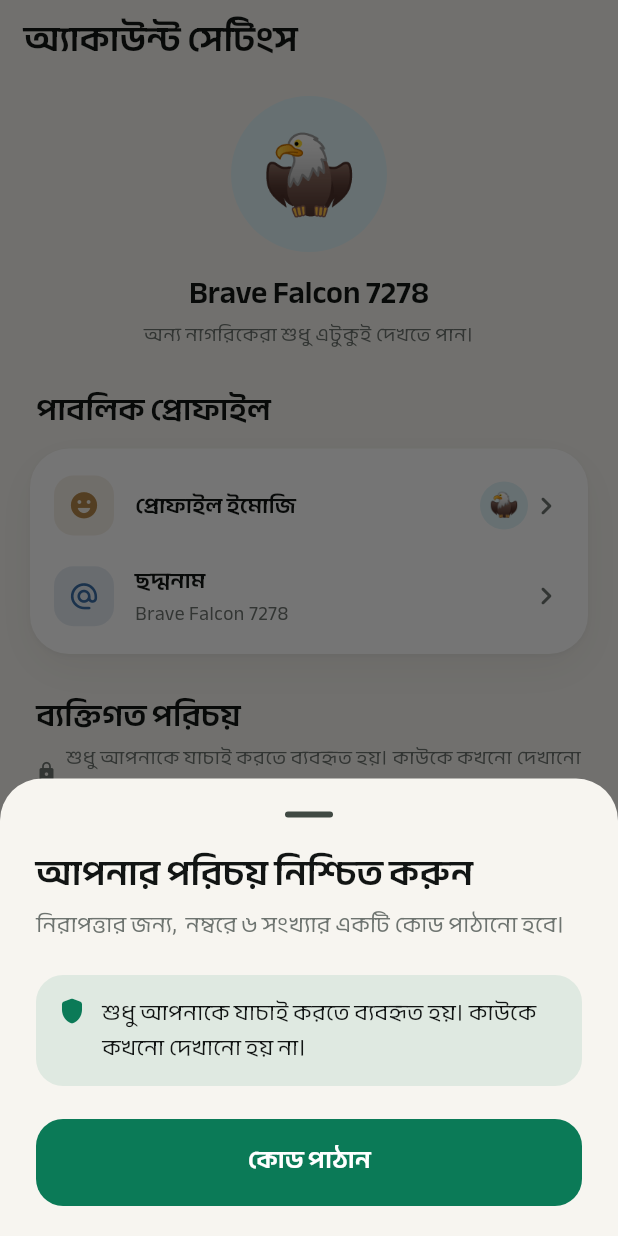
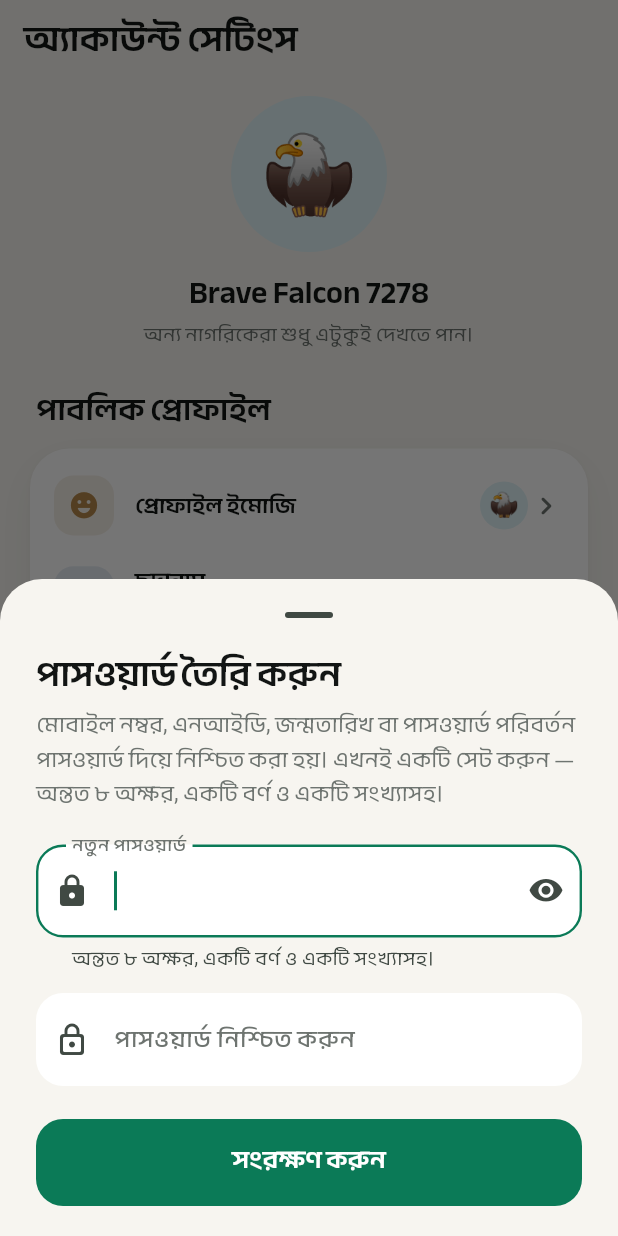
Before and after one commit to litu173/sajag, a Flutter app: the AccountScreen screen opened by its route, after a tap on "মোবাইল নম্বর", on a phone screen of 412 x 824 dp. Run offline on Flutter 3.47's test engine with Material 3 defaults, Android fonts, the phone set to English and light mode, and no system bars; our stand-ins replace cached_network_image, camera, flutter_image_compress, flutter_map, flutter_riverpod, flutter_svg and 8 more; accounts and stored records are empty.

Commit message:
App 1.6.3: confirm sensitive account changes with the password, no SMS code
- Changing mobile number, NID, date of birth or password (and deleting the
  account) asks for the current password; the SMS-code option is gone
- Accounts without a password are asked to create one at that moment, which
  counts as the confirmation
- Signing in no longer skips the check; instead, right after a fresh sign-in
  the password sheet offers "Forgot it? Set a new password"
- Repository: verifyPassword / createPassword / recentlySignedIn; the
  sendVerificationCode / verifyCode pair is removed

Co-Authored-By: Claude Opus 5.5 <noreply@anthropic.com>

```diff
--- a/app/lib/features/account/account_screen.dart
+++ b/app/lib/features/account/account_screen.dart
@@ -155,7 +155,9 @@ class _Body extends ConsumerWidget {
               tint: const Color(0xFF2A9D8F),
               title: account.hasPassword ? l.changePassword : l.setPassword,
               subtitle: account.hasPassword ? l.passwordIsSet : l.passwordNotSet,
-              onTap: () => guarded(PasswordSheet(hasPassword: account.hasPassword)),
+              onTap: () => account.hasPassword
+                  ? guarded(PasswordSheet(hasPassword: account.hasPassword))
+                  : showAccountSheet<void>(context, const CreatePasswordSheet()),
             ),
           ],
         ),
--- a/app/lib/features/account/account_sheets.dart
+++ b/app/lib/features/account/account_sheets.dart
@@ -671,17 +671,21 @@ class _IdentitySheetState extends ConsumerState<IdentitySheet> {
 }
 
 // ================================================================ confirm it's you
-/// Asks for proof the person is present before a sensitive change. Skipped when they verified in
-/// the last few minutes. Returns true once verified.
+/// Asks for the password before a sensitive change (no SMS). Accounts without a password create
+/// one first, which also counts. Skipped when verified in the last few minutes. True once verified.
 Future<bool> ensureVerified(BuildContext context, WidgetRef ref, AccountInfo account) async {
   if (ref.read(repositoryProvider).recentlyVerified) return true;
-  final ok = await showAccountSheet<bool>(context, VerifySheet(account: account));
-  return ok ?? false;
+  if (!account.hasPassword) return await showAccountSheet<bool>(context, const CreatePasswordSheet()) ?? false;
+  final result = await showAccountSheet<String>(context, const VerifySheet());
+  if (result == 'reset' && context.mounted) {
+    // Forgot the password just after signing in: set a new one, then try the change again.
+    await showAccountSheet<void>(context, const PasswordSheet(hasPassword: true));
+  }
+  return result == 'ok';
 }
 
 class VerifySheet extends ConsumerStatefulWidget {
-  const VerifySheet({required this.account, super.key});
-  final AccountInfo account;
+  const VerifySheet({super.key});
 
   @override
   ConsumerState<VerifySheet> createState() => _VerifySheetState();
@@ -689,9 +693,6 @@ class VerifySheet extends ConsumerStatefulWidget {
 
 class _VerifySheetState extends ConsumerState<VerifySheet> {
   final _password = TextEditingController();
-  final _code = TextEditingController();
-  late bool _usePassword = widget.account.hasPassword;
-  bool _codeSent = false;
   bool _obscure = true;
   bool _busy = false;
   String? _error;
@@ -699,17 +700,18 @@ class _VerifySheetState extends ConsumerState<VerifySheet> {
   @override
   void dispose() {
     _password.dispose();
-    _code.dispose();
     super.dispose();
   }
 
-  Future<void> _run(Future<void> Function() body) async {
+  Future<void> _submit() async {
+    if (_password.text.isEmpty || _busy) return;
     setState(() {
       _busy = true;
       _error = null;
     });
     try {
-      await body();
+      await ref.read(repositoryProvider).verifyPassword(_password.text);
+      if (mounted) Navigator.pop(context, 'ok');
     } catch (e) {
       if (mounted) setState(() => _error = errorMessage(context, e));
     } finally {
@@ -717,43 +719,20 @@ class _VerifySheetState extends ConsumerState<VerifySheet> {
     }
   }
 
-  Future<void> _submit() async {
-    final repo = ref.read(repositoryProvider);
-    if (_usePassword) {
-      if (_password.text.isEmpty) return;
-      await _run(() async {
-        await repo.verifyPassword(_password.text);
-        if (mounted) Navigator.pop(context, true);
-      });
-    } else if (!_codeSent) {
-      await _run(() async {
-        await repo.sendVerificationCode();
-        if (mounted) setState(() => _codeSent = true);
-      });
-    } else {
-      if (_code.text.length != 6) return;
-      await _run(() async {
-        await repo.verifyCode(_code.text);
-        if (mounted) Navigator.pop(context, true);
-      });
-    }
-  }
-
   @override
   Widget build(BuildContext context) {
     final l = context.l10n;
-    final phone = formatPhone(context, widget.account.phone);
     return _SheetFrame(
       title: l.verifyTitle,
-      subtitle: _usePassword ? l.verifyPasswordBody : (_codeSent ? l.codeSentTo(phone) : l.verifyCodeBody(phone)),
+      subtitle: l.verifyPasswordBody,
       action: FilledButton(
         key: const Key('verify-continue'),
         onPressed: _busy ? null : _submit,
-        child: BusyLabel(busy: _busy, label: !_usePassword && !_codeSent ? l.sendCode : l.verifyContinue),
+        child: BusyLabel(busy: _busy, label: l.verifyContinue),
       ),
       children: [
-        if (_usePassword)
         TextField(
+          key: const Key('verify-password'),
           controller: _password,
           autofocus: true,
           obscureText: _obscure,
@@ -764,38 +743,124 @@ class _VerifySheetState extends ConsumerState<VerifySheet> {
             labelText: l.currentPassword,
             prefixIcon: const Icon(Icons.lock_rounded),
             errorText: _error,
+            errorMaxLines: 2,
             suffixIcon: IconButton(
               tooltip: _obscure ? l.showPassword : l.hidePassword,
               onPressed: () => setState(() => _obscure = !_obscure),
               icon: Icon(_obscure ? Icons.visibility_rounded : Icons.visibility_off_rounded),
             ),
           ),
-          )
-        else if (_codeSent)
-          _CodeField(
-            controller: _code,
-            label: l.codeLabel,
-            error: _error,
-            onChanged: (v) => v.length == 6 ? _submit() : null,
-          )
-        else
-          _Note(
-            icon: Icons.shield_rounded,
-            text: _error ?? l.identityHint,
-            color: _error == null ? null : SajagColors.accent,
         ),
-        if (widget.account.hasPassword)
+        const SizedBox(height: 12),
+        if (ref.read(repositoryProvider).recentlySignedIn)
           Align(
             alignment: Alignment.centerLeft,
             child: TextButton.icon(
-              onPressed: _busy
-                  ? null
-                  : () => setState(() {
-                      _usePassword = !_usePassword;
-                      _error = null;
-                    }),
-              icon: Icon(_usePassword ? Icons.sms_rounded : Icons.password_rounded, size: 18),
-              label: Text(_usePassword ? l.useCodeInstead : l.usePasswordInstead),
+              key: const Key('reset-password'),
+              onPressed: () => Navigator.pop(context, 'reset'),
+              icon: const Icon(Icons.key_rounded, size: 18),
+              label: Text(l.setNewPassword),
+            ),
+          )
+        else
+          _Note(icon: Icons.help_outline_rounded, text: l.forgotPasswordHint),
+      ],
+    );
+  }
+}
+
+/// First password for an account that signs in with SMS codes only. Returns true when created.
+class CreatePasswordSheet extends ConsumerStatefulWidget {
+  const CreatePasswordSheet({super.key});
+
+  @override
+  ConsumerState<CreatePasswordSheet> createState() => _CreatePasswordSheetState();
+}
+
+class _CreatePasswordSheetState extends ConsumerState<CreatePasswordSheet> {
+  final _password = TextEditingController();
+  final _confirm = TextEditingController();
+  bool _obscure = true;
+  bool _busy = false;
+  bool _showErrors = false;
+
+  @override
+  void dispose() {
+    _password.dispose();
+    _confirm.dispose();
+    super.dispose();
+  }
+
+  Future<void> _save() async {
+    if (!isStrongPassword(_password.text) || _password.text != _confirm.text) {
+      setState(() => _showErrors = true);
+      return;
+    }
+    setState(() => _busy = true);
+    try {
+      await ref.read(repositoryProvider).createPassword(_password.text);
+      refreshMe(ref);
+      if (mounted) {
+        showMessage(context, context.l10n.passwordSaved);
+        Navigator.pop(context, true);
+      }
+    } catch (e) {
+      if (mounted) showError(context, e);
+    } finally {
+      if (mounted) setState(() => _busy = false);
+    }
+  }
+
+  @override
+  Widget build(BuildContext context) {
+    final l = context.l10n;
+    final toggle = IconButton(
+      tooltip: _obscure ? l.showPassword : l.hidePassword,
+      onPressed: () => setState(() => _obscure = !_obscure),
+      icon: Icon(_obscure ? Icons.visibility_rounded : Icons.visibility_off_rounded),
+    );
+    return _SheetFrame(
+      title: l.createPasswordTitle,
+      subtitle: l.createPasswordBody,
+      action: FilledButton(
+        key: const Key('create-password'),
+        onPressed: _busy ? null : _save,
+        child: BusyLabel(busy: _busy, label: l.saveChanges),
+      ),
+      children: [
+        AutofillGroup(
+          child: Column(
+            crossAxisAlignment: CrossAxisAlignment.stretch,
+            children: [
+              TextField(
+                controller: _password,
+                autofocus: true,
+                obscureText: _obscure,
+                autofillHints: const [AutofillHints.newPassword],
+                onChanged: (_) => _showErrors ? setState(() {}) : null,
+                decoration: InputDecoration(
+                  labelText: l.newPassword,
+                  helperText: l.passwordRule,
+                  prefixIcon: const Icon(Icons.lock_rounded),
+                  suffixIcon: toggle,
+                  errorText: _showErrors && !isStrongPassword(_password.text) ? l.errWeakPassword : null,
+                  errorMaxLines: 2,
+                ),
+              ),
+              const SizedBox(height: 14),
+              TextField(
+                controller: _confirm,
+                obscureText: _obscure,
+                autofillHints: const [AutofillHints.newPassword],
+                onChanged: (_) => _showErrors ? setState(() {}) : null,
+                onSubmitted: (_) => _save(),
+                decoration: InputDecoration(
+                  labelText: l.confirmPassword,
+                  prefixIcon: const Icon(Icons.lock_outline_rounded),
+                  errorText: _showErrors && _password.text != _confirm.text ? l.passwordMismatch : null,
+                ),
+              ),
+            ],
           ),
         ),
       ],
--- a/app/lib/l10n/app_bn.arb
+++ b/app/lib/l10n/app_bn.arb
@@ -232,7 +232,6 @@
   "passwordIsSet": "চালু · কোড বা পাসওয়ার্ড দিয়ে সাইন ইন",
   "setPassword": "পাসওয়ার্ড সেট করুন",
   "changePassword": "পাসওয়ার্ড পরিবর্তন করুন",
-  "passwordIntro": "এসএমএসের অপেক্ষা ছাড়াই সাইন ইন করতে পাসওয়ার্ড যোগ করুন। প্রথমে {phone} নম্বরে একটি কোড পাঠাব।",
   "newPassword": "নতুন পাসওয়ার্ড",
   "confirmPassword": "পাসওয়ার্ড নিশ্চিত করুন",
   "passwordMismatch": "পাসওয়ার্ড মেলেনি।",
@@ -292,10 +291,7 @@
   "themeDark": "ডার্ক",
   "verifyTitle": "আপনার পরিচয় নিশ্চিত করুন",
   "verifyPasswordBody": "নিরাপত্তার জন্য, চালিয়ে যেতে আপনার পাসওয়ার্ড দিন।",
-  "verifyCodeBody": "নিরাপত্তার জন্য, {phone} নম্বরে ৬ সংখ্যার একটি কোড পাঠানো হবে।",
   "currentPassword": "বর্তমান পাসওয়ার্ড",
-  "useCodeInstead": "এর বদলে এসএমএস কোড ব্যবহার করুন",
-  "usePasswordInstead": "এর বদলে পাসওয়ার্ড ব্যবহার করুন",
   "verifyContinue": "যাচাই করে এগিয়ে যান",
   "errReauthRequired": "প্রথমে আপনার পরিচয় নিশ্চিত করুন।",
   "passwordChooseIntro": "একটি পাসওয়ার্ড বেছে নিন, যাতে এসএমএসের অপেক্ষা ছাড়াই সাইন ইন করতে পারেন।",
@@ -348,5 +344,9 @@
   "verifiedAction": "নিশ্চিত করেছেন",
   "verifyExplain": "আপনিও দেখেছেন? নিশ্চিত করুন, যাতে কর্তৃপক্ষ বুঝতে পারে এটি সত্যি।",
   "moreActions": "আরও",
-  "rule7": "ব্যক্তিগত তথ্য — নাম, মুখ, ফোন নম্বর ও নম্বরপ্লেট — কখনো প্রকাশ্যে দেখানো হয় না। নম্বরপ্লেট যায় শুধু ট্রাফিক বিভাগের কাছে, যাতে সজাগের মাধ্যমে কাউকে নিশানা বা আক্রমণ করা না যায়।"
+  "rule7": "ব্যক্তিগত তথ্য — নাম, মুখ, ফোন নম্বর ও নম্বরপ্লেট — কখনো প্রকাশ্যে দেখানো হয় না। নম্বরপ্লেট যায় শুধু ট্রাফিক বিভাগের কাছে, যাতে সজাগের মাধ্যমে কাউকে নিশানা বা আক্রমণ করা না যায়।",
+  "createPasswordTitle": "পাসওয়ার্ড তৈরি করুন",
+  "createPasswordBody": "মোবাইল নম্বর, এনআইডি, জন্মতারিখ বা পাসওয়ার্ড পরিবর্তন পাসওয়ার্ড দিয়ে নিশ্চিত করা হয়। এখনই একটি সেট করুন — অন্তত ৮ অক্ষর, একটি বর্ণ ও একটি সংখ্যাসহ।",
+  "forgotPasswordHint": "পাসওয়ার্ড ভুলে গেছেন? সাইন আউট করে মোবাইল নম্বর দিয়ে আবার সাইন ইন করুন; পরের ১০ মিনিটের মধ্যে এখান থেকে নতুন পাসওয়ার্ড দিতে পারবেন।",
+  "setNewPassword": "ভুলে গেছেন? নতুন পাসওয়ার্ড দিন"
 }
--- a/app/lib/l10n/app_localizations.dart
+++ b/app/lib/l10n/app_localizations.dart
@@ -1484,12 +1484,6 @@ abstract class AppLocalizations {
   /// **'Change password'**
   String get changePassword;
 
-  /// No description provided for @passwordIntro.
-  ///
-  /// In en, this message translates to:
-  /// **'Add a password to sign in without waiting for an SMS. First we\'ll send a code to {phone}.'**
-  String passwordIntro(String phone);
-
   /// No description provided for @newPassword.
   ///
   /// In en, this message translates to:
@@ -1844,30 +1838,12 @@ abstract class AppLocalizations {
   /// **'For your security, enter your password to continue.'**
   String get verifyPasswordBody;
 
-  /// No description provided for @verifyCodeBody.
-  ///
-  /// In en, this message translates to:
-  /// **'For your security, we’ll text a 6-digit code to {phone}.'**
-  String verifyCodeBody(String phone);
-
   /// No description provided for @currentPassword.
   ///
   /// In en, this message translates to:
   /// **'Current password'**
   String get currentPassword;
 
-  /// No description provided for @useCodeInstead.
-  ///
-  /// In en, this message translates to:
-  /// **'Use an SMS code instead'**
-  String get useCodeInstead;
-
-  /// No description provided for @usePasswordInstead.
-  ///
-  /// In en, this message translates to:
-  /// **'Use my password instead'**
-  String get usePasswordInstead;
-
   /// No description provided for @verifyContinue.
   ///
   /// In en, this message translates to:
@@ -2185,6 +2161,30 @@ abstract class AppLocalizations {
   /// In en, this message translates to:
   /// **'Personal details — names, faces, phone numbers and number plates — are never shown publicly. Plates go only to the traffic division, so no one can be targeted or attacked through Sajag.'**
   String get rule7;
+
+  /// No description provided for @createPasswordTitle.
+  ///
+  /// In en, this message translates to:
+  /// **'Create a password'**
+  String get createPasswordTitle;
+
+  /// No description provided for @createPasswordBody.
+  ///
+  /// In en, this message translates to:
+  /// **'Changes to your mobile number, NID, date of birth or password are confirmed with your password. Set one now — at least 8 characters with a letter and a number.'**
+  String get createPasswordBody;
+
+  /// No description provided for @forgotPasswordHint.
+  ///
+  /// In en, this message translates to:
+  /// **'Forgot your password? Sign out and sign in again with your mobile number; for the next 10 minutes you can set a new one from here.'**
+  String get forgotPasswordHint;
+
+  /// No description provided for @setNewPassword.
+  ///
+  /// In en, this message translates to:
+  /// **'Forgot it? Set a new password'**
+  String get setNewPassword;
 }
 
 class _AppLocalizationsDelegate extends LocalizationsDelegate<AppLocalizations> {
--- a/app/lib/l10n/app_localizations_bn.dart
+++ b/app/lib/l10n/app_localizations_bn.dart
@@ -776,11 +776,6 @@ class AppLocalizationsBn extends AppLocalizations {
   String get changePassword => 'পাসওয়ার্ড পরিবর্তন করুন';
 
   @override
-  String passwordIntro(String phone) {
-    return 'এসএমএসের অপেক্ষা ছাড়াই সাইন ইন করতে পাসওয়ার্ড যোগ করুন। প্রথমে $phone নম্বরে একটি কোড পাঠাব।';
-  }
-
-  @override
   String get newPassword => 'নতুন পাসওয়ার্ড';
 
   @override
@@ -963,18 +958,7 @@ class AppLocalizationsBn extends AppLocalizations {
   String get verifyPasswordBody => 'নিরাপত্তার জন্য, চালিয়ে যেতে আপনার পাসওয়ার্ড দিন।';
 
   @override
-  String verifyCodeBody(String phone) {
-    return 'নিরাপত্তার জন্য, $phone নম্বরে ৬ সংখ্যার একটি কোড পাঠানো হবে।';
-  }
-
-  @override
   String get currentPassword => 'বর্তমান পাসওয়ার্ড';
-
-  @override
-  String get useCodeInstead => 'এর বদলে এসএমএস কোড ব্যবহার করুন';
-
-  @override
-  String get usePasswordInstead => 'এর বদলে পাসওয়ার্ড ব্যবহার করুন';
 
   @override
   String get verifyContinue => 'যাচাই করে এগিয়ে যান';
@@ -1144,4 +1128,18 @@ class AppLocalizationsBn extends AppLocalizations {
   @override
   String get rule7 =>
       'ব্যক্তিগত তথ্য — নাম, মুখ, ফোন নম্বর ও নম্বরপ্লেট — কখনো প্রকাশ্যে দেখানো হয় না। নম্বরপ্লেট যায় শুধু ট্রাফিক বিভাগের কাছে, যাতে সজাগের মাধ্যমে কাউকে নিশানা বা আক্রমণ করা না যায়।';
+
+  @override
+  String get createPasswordTitle => 'পাসওয়ার্ড তৈরি করুন';
+
+  @override
+  String get createPasswordBody =>
+      'মোবাইল নম্বর, এনআইডি, জন্মতারিখ বা পাসওয়ার্ড পরিবর্তন পাসওয়ার্ড দিয়ে নিশ্চিত করা হয়। এখনই একটি সেট করুন — অন্তত ৮ অক্ষর, একটি বর্ণ ও একটি সংখ্যাসহ।';
+
+  @override
+  String get forgotPasswordHint =>
+      'পাসওয়ার্ড ভুলে গেছেন? সাইন আউট করে মোবাইল নম্বর দিয়ে আবার সাইন ইন করুন; পরের ১০ মিনিটের মধ্যে এখান থেকে নতুন পাসওয়ার্ড দিতে পারবেন।';
+
+  @override
+  String get setNewPassword => 'ভুলে গেছেন? নতুন পাসওয়ার্ড দিন';
 }
--- a/app/pubspec.yaml
+++ b/app/pubspec.yaml
@@ -2,7 +2,7 @@ name: sajag
 description: "Sajag — report civic issues, anonymously."
 publish_to: "none"
 
-version: 1.6.2+9
+version: 1.6.3+10
 
 environment:
   sdk: ^3.13.5
```
Also changed, not shown: app/lib/data/demo_repository.dart (+14 -6 lines), app/lib/data/repository.dart (+9 -5 lines), app/lib/data/supabase_repository.dart (+18 -8 lines), app/lib/l10n/app_en.arb (+5 -19 lines), app/lib/l10n/app_localizations_en.dart (+14 -16 lines), 3 other files. Lines whose indentation alone changed are shown as unchanged.
